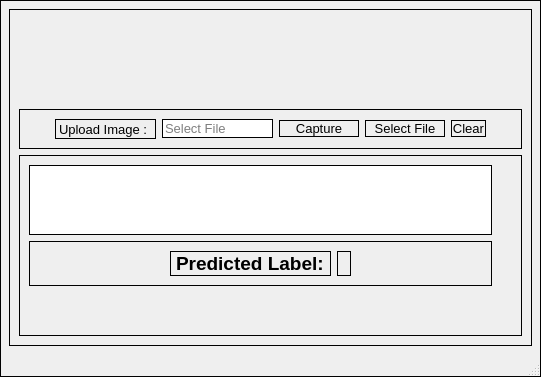
Old version of the form ui/Page/Display_Screen.ui in the repository jashan7305/FruitVegetableClassifier.
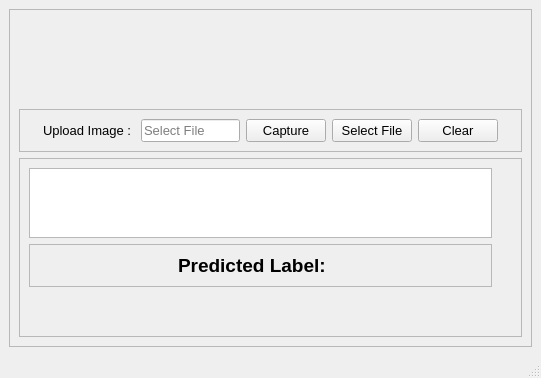
New version of the form. Icons and pictures are not drawn.

Diff of the .ui file:
```diff
--- a/ui/Page/Display_Screen.ui
+++ b/ui/Page/Display_Screen.ui
@@ -16,7 +16,6 @@
   <property name="styleSheet">
    <string notr="true">QMainWindow{
 border-image: url(:/image/ui/Image/form_bg.png);
-border: 1px solid black;
 }
 
 </string>
@@ -26,7 +25,7 @@
     <item row="0" column="0">
      <widget class="QFrame" name="frame">
       <property name="styleSheet">
-       <string notr="true">border: 1px solid black;</string>
+       <string notr="true"/>
       </property>
       <property name="frameShape">
        <enum>QFrame::StyledPanel</enum>
```
